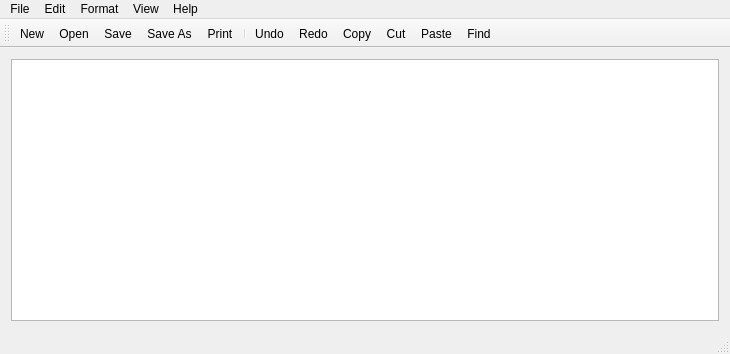
AleksandrHovhannisyan/Scribe-Text-Editor, file CustomTextEditor/mainwindow.ui: the form before one commit.
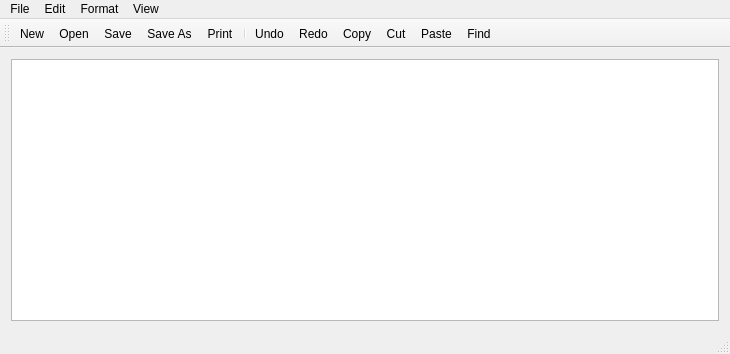
The form after the commit. Icons and pictures are not drawn. Custom widgets are drawn as their Qt base class.

Commit message: Clean up code and remove About menu option.

Patch:
```diff
--- a/CustomTextEditor/mainwindow.ui
+++ b/CustomTextEditor/mainwindow.ui
@@ -78,17 +78,10 @@
     </property>
     <addaction name="actionStatus_Bar"/>
    </widget>
-   <widget class="QMenu" name="menuHelp">
-    <property name="title">
-     <string>Help</string>
-    </property>
-    <addaction name="actionAbout"/>
-   </widget>
    <addaction name="menuFile"/>
    <addaction name="menuEdit"/>
    <addaction name="menuFormat"/>
    <addaction name="menuView"/>
-   <addaction name="menuHelp"/>
   </widget>
   <widget class="QToolBar" name="mainToolBar">
    <attribute name="toolBarArea">
```
The commit also changes 1 other file.
